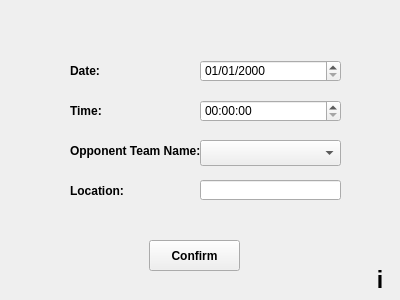
Qt form removematchfixture.ui (TNT57/FootballClubManagementSystem) before a commit.
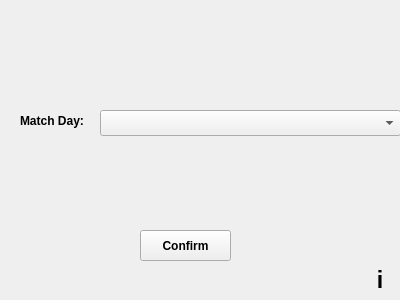
The same form after that commit.

```diff
--- a/removematchfixture.ui
+++ b/removematchfixture.ui
@@ -13,30 +13,12 @@
   <property name="windowTitle">
    <string>Form</string>
   </property>
-  <widget class="QLabel" name="label_2">
-   <property name="geometry">
-    <rect>
-     <x>70</x>
-     <y>60</y>
-     <width>81</width>
-     <height>21</height>
-    </rect>
-   </property>
-   <property name="font">
-    <font>
-     <bold>true</bold>
-    </font>
-   </property>
-   <property name="text">
-    <string>Date:</string>
-   </property>
-  </widget>
   <widget class="QLabel" name="label">
    <property name="geometry">
     <rect>
-     <x>70</x>
-     <y>140</y>
-     <width>131</width>
+     <x>20</x>
+     <y>110</y>
+     <width>121</width>
      <height>21</height>
     </rect>
    </property>
@@ -46,83 +28,14 @@
     </font>
    </property>
    <property name="text">
-    <string>Opponent Team Name:</string>
-   </property>
-  </widget>
-  <widget class="QLineEdit" name="locationEdit">
-   <property name="geometry">
-    <rect>
-     <x>200</x>
-     <y>180</y>
-     <width>141</width>
-     <height>20</height>
-    </rect>
-   </property>
-  </widget>
-  <widget class="QLabel" name="label_3">
-   <property name="geometry">
-    <rect>
-     <x>70</x>
-     <y>100</y>
-     <width>91</width>
-     <height>21</height>
-    </rect>
-   </property>
-   <property name="font">
-    <font>
-     <bold>true</bold>
-    </font>
-   </property>
-   <property name="text">
-    <string>Time:</string>
-   </property>
-  </widget>
-  <widget class="QDateEdit" name="dateEdit">
-   <property name="geometry">
-    <rect>
-     <x>200</x>
-     <y>60</y>
-     <width>141</width>
-     <height>22</height>
-    </rect>
-   </property>
-   <property name="displayFormat">
-    <string>dd/MM/yyyy</string>
-   </property>
-  </widget>
-  <widget class="QTimeEdit" name="timeEdit">
-   <property name="geometry">
-    <rect>
-     <x>200</x>
-     <y>100</y>
-     <width>141</width>
-     <height>22</height>
-    </rect>
-   </property>
-  </widget>
-  <widget class="QLabel" name="label_4">
-   <property name="geometry">
-    <rect>
-     <x>70</x>
-     <y>180</y>
-     <width>81</width>
-     <height>21</height>
-    </rect>
-   </property>
-   <property name="font">
-    <font>
-     <bold>true</bold>
-    </font>
-   </property>
-   <property name="text">
-    <string>Location:</string>
+    <string>Match Day:</string>
    </property>
   </widget>
   <widget class="QPushButton" name="confirmButton">
    <property name="geometry">
     <rect>
-     <x>149</x>
-     <y>240</y>
+     <x>140</x>
+     <y>230</y>
      <width>91</width>
      <height>31</height>
     </rect>
@@ -139,9 +52,9 @@
   <widget class="QComboBox" name="opponentNameComboBox">
    <property name="geometry">
     <rect>
-     <x>200</x>
-     <y>140</y>
-     <width>141</width>
+     <x>100</x>
+     <y>110</y>
+     <width>301</width>
      <height>26</height>
     </rect>
    </property>
```
Left out of the diff: 2 changed lines with no effect on the pictures.
